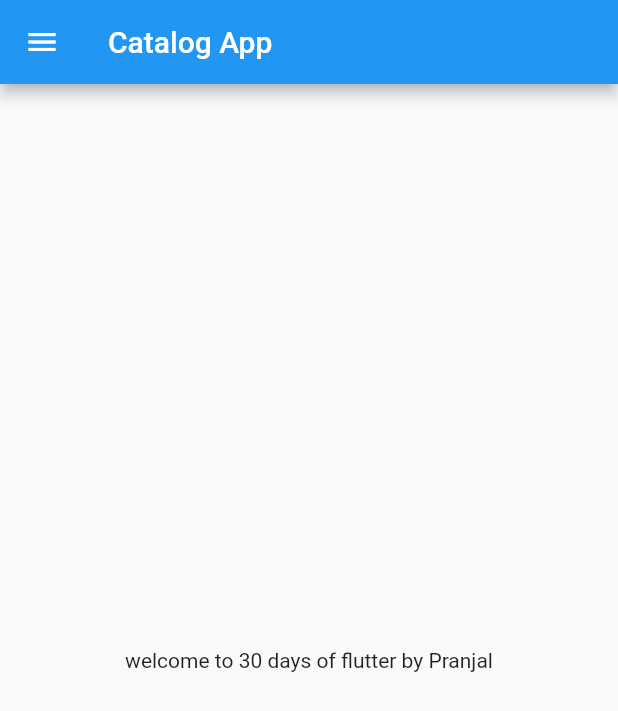
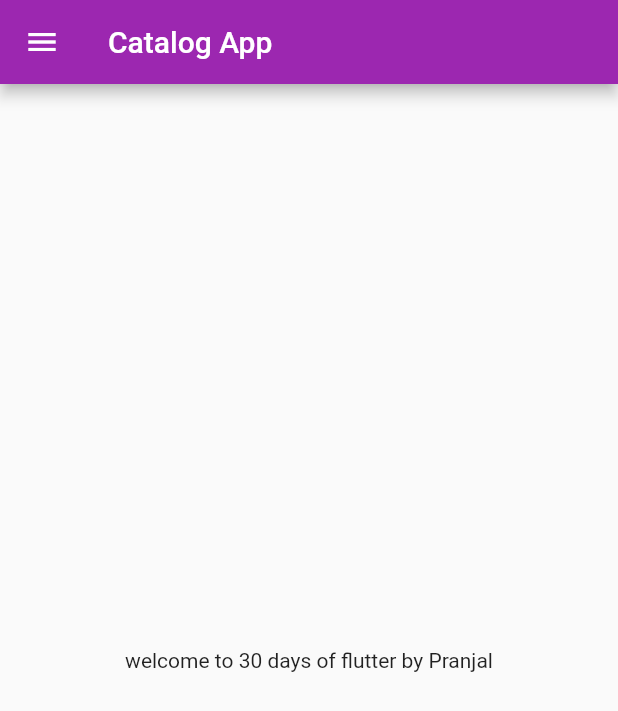
Before and after one commit to HulgePranjal/flutter, a Flutter app: the screen it shows after launch, on a phone screen of 412 x 824 dp. Shown: the top 711 px of the screen. Run offline on Flutter 3.47's test engine with Material 2 defaults, Android fonts, the phone set to English and light mode, and no system bars.

Commit message:
Day 3 completed

```diff
--- a/lib/main.dart
+++ b/lib/main.dart
@@ -1,22 +1,27 @@
 import 'package:flutter/material.dart';
-import 'home_page.dart';
+import 'package:myfirstproject/pages/login_page.dart';
+import 'pages/home_page.dart';
 
 void main() {
-  runApp(const MyApp());
+  runApp(MyApp());
 }
 
 class MyApp extends StatelessWidget {
-  const MyApp({super.key});
-
   @override
   Widget build(BuildContext context) {
-
-    var day = "Thuresday";
-    const PI = 3.14;
-
-
+    // ignore: prefer_const_constructors
     return MaterialApp(
-      home: HomePage(),
+      themeMode: ThemeMode.light,
+      theme: ThemeData(primarySwatch: Colors.purple),
+      darkTheme: ThemeData(
+        brightness: Brightness.dark,
+      ),
+      initialRoute: "/home",
+      routes: {
+        "/": (context) => LoginPage(),
+        "/home": (context) => HomePage(),
+        "/login": (context) => LoginPage()
+      },
     );
   }
 }
```
Also changed, not shown: lib/pages/login_page.dart (added, +19 -0 lines), lib/pages/home_page.dart (renamed from lib/home_page.dart).
